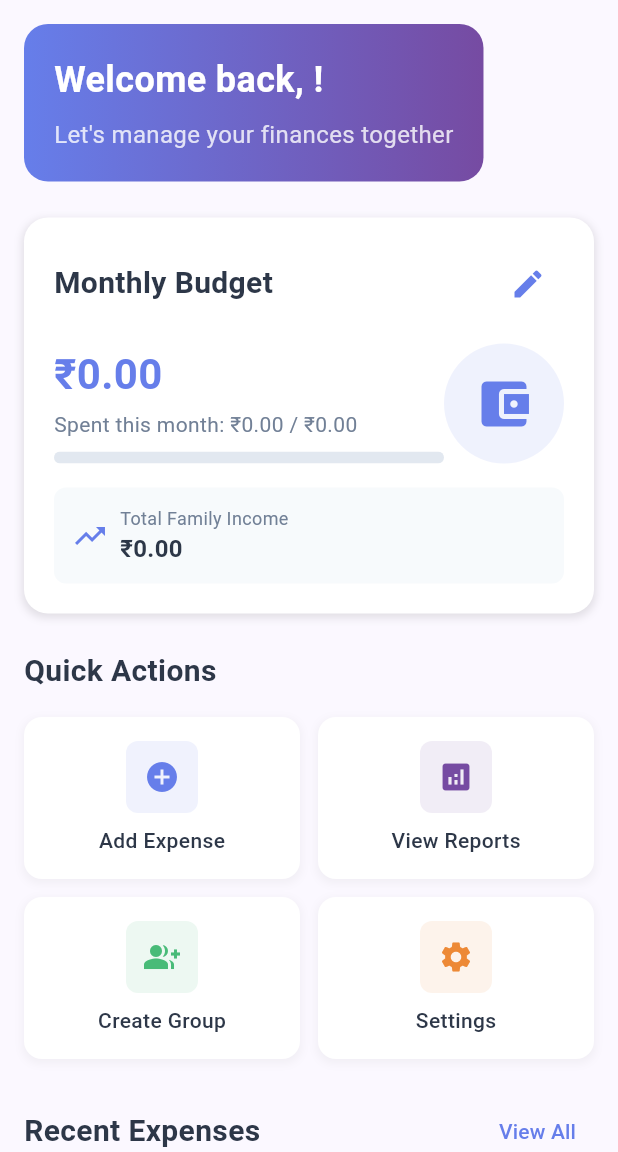
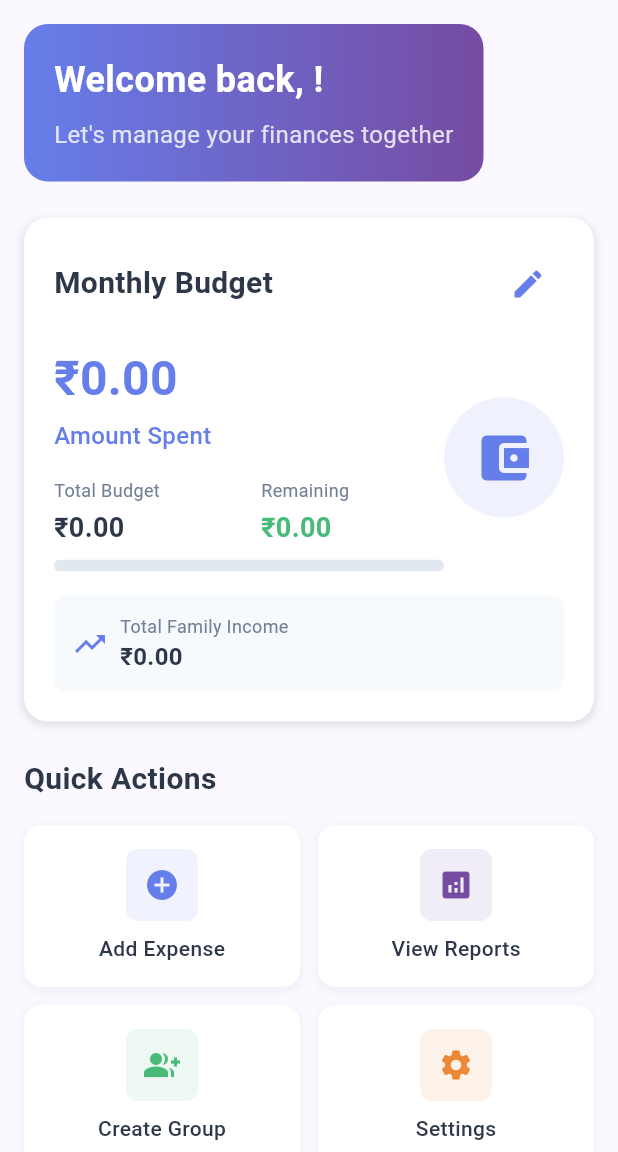
Before and after one commit to DevvBhuva/Money_Manager, a Flutter app: the DashboardScreen screen opened directly, on a phone screen of 412 x 824 dp, the part 84-1236 px from its top. Run offline on Flutter 3.47's test engine with Material 3 defaults, Android fonts, the phone set to English and light mode, and no system bars; our stand-ins replace flutter_secure_storage, shared_preferences; accounts and stored records are empty.

Commit message:
Remaining budget fixed

```diff
--- a/lib/screens/dashboard_screen.dart
+++ b/lib/screens/dashboard_screen.dart
@@ -119,7 +119,6 @@ class _DashboardScreenState extends State<DashboardScreen> {
         );
         final budgetAmount = budgetInfo['amount'];
         final budgetLabel = budgetInfo['label'];
-        final periodLabel = budgetInfo['periodLabel'];
 
         final now = DateTime.now();
         final spentAmount = _calculateSpentAmount(
@@ -181,21 +180,88 @@ class _DashboardScreenState extends State<DashboardScreen> {
                     child: Column(
                       crossAxisAlignment: CrossAxisAlignment.start,
                       children: [
+                        // Spent Amount - Bold and Big
                         Text(
-                          AppDateUtils.formatCurrency(budgetAmount),
-                          style: const TextStyle(
-                            fontSize: 28,
+                          AppDateUtils.formatCurrency(spentAmount),
+                          style: TextStyle(
+                            fontSize: 32,
                             fontWeight: FontWeight.bold,
-                            color: Color(0xFF667eea),
+                            color:
+                                isOverBudget
+                                    ? Colors.red.shade700
+                                    : const Color(0xFF667eea),
                           ),
                         ),
                         const SizedBox(height: 4),
                         Text(
-                          'Spent $periodLabel: ${AppDateUtils.formatCurrency(spentAmount)} / ${AppDateUtils.formatCurrency(budgetAmount)}',
-                          style: const TextStyle(
-                            fontSize: 14,
-                            color: Color(0xFF718096),
+                          'Amount Spent',
+                          style: TextStyle(
+                            fontSize: 16,
+                            fontWeight: FontWeight.w500,
+                            color:
+                                isOverBudget
+                                    ? Colors.red.shade600
+                                    : const Color(0xFF667eea),
                           ),
+                        ),
+                        const SizedBox(height: 16),
+
+                        // Total Budget and Remaining Budget
+                        Row(
+                          children: [
+                            Expanded(
+                              child: Column(
+                                crossAxisAlignment: CrossAxisAlignment.start,
+                                children: [
+                                  Text(
+                                    'Total Budget',
+                                    style: const TextStyle(
+                                      fontSize: 12,
+                                      color: Color(0xFF718096),
+                                    ),
+                                  ),
+                                  const SizedBox(height: 4),
+                                  Text(
+                                    AppDateUtils.formatCurrency(budgetAmount),
+                                    style: const TextStyle(
+                                      fontSize: 18,
+                                      fontWeight: FontWeight.bold,
+                                      color: Color(0xFF2D3748),
+                                    ),
+                                  ),
+                                ],
+                              ),
+                            ),
+                            const SizedBox(width: 16),
+                            Expanded(
+                              child: Column(
+                                crossAxisAlignment: CrossAxisAlignment.start,
+                                children: [
+                                  Text(
+                                    'Remaining',
+                                    style: const TextStyle(
+                                      fontSize: 12,
+                                      color: Color(0xFF718096),
+                                    ),
+                                  ),
+                                  const SizedBox(height: 4),
+                                  Text(
+                                    AppDateUtils.formatCurrency(
+                                      budgetAmount - spentAmount,
+                                    ),
+                                    style: TextStyle(
+                                      fontSize: 18,
+                                      fontWeight: FontWeight.bold,
+                                      color:
+                                          isOverBudget
+                                              ? Colors.red.shade700
+                                              : const Color(0xFF48bb78),
+                                    ),
+                                  ),
+                                ],
+                              ),
+                            ),
+                          ],
                         ),
                         const SizedBox(height: 8),
                         ClipRRect(
```
